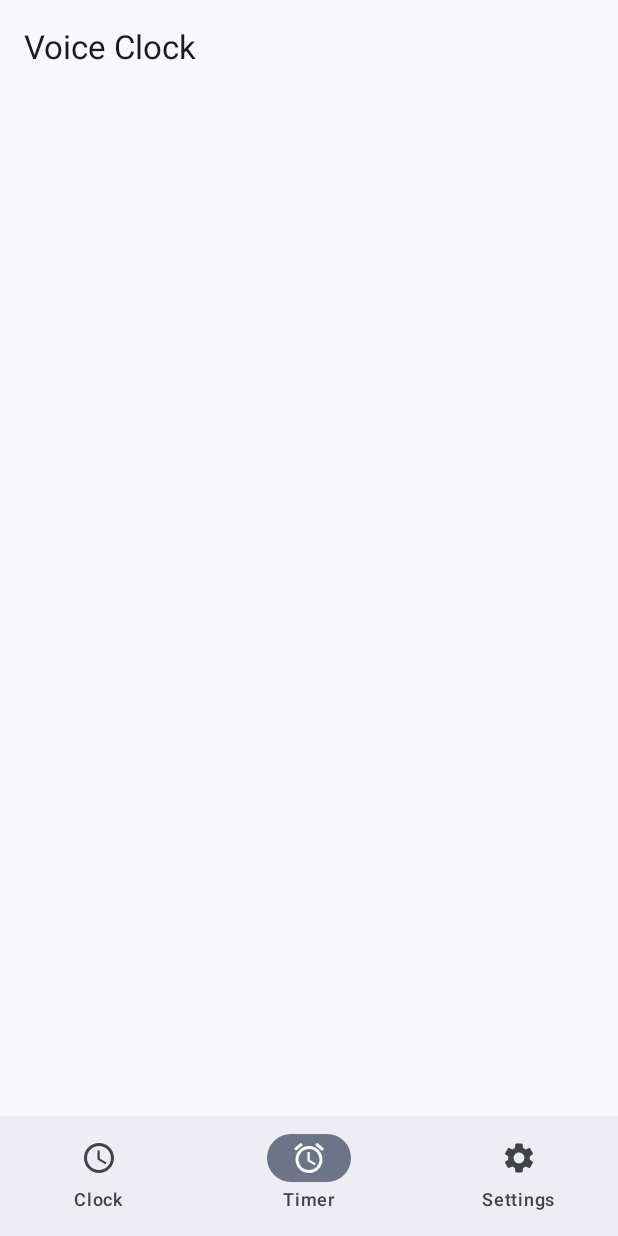
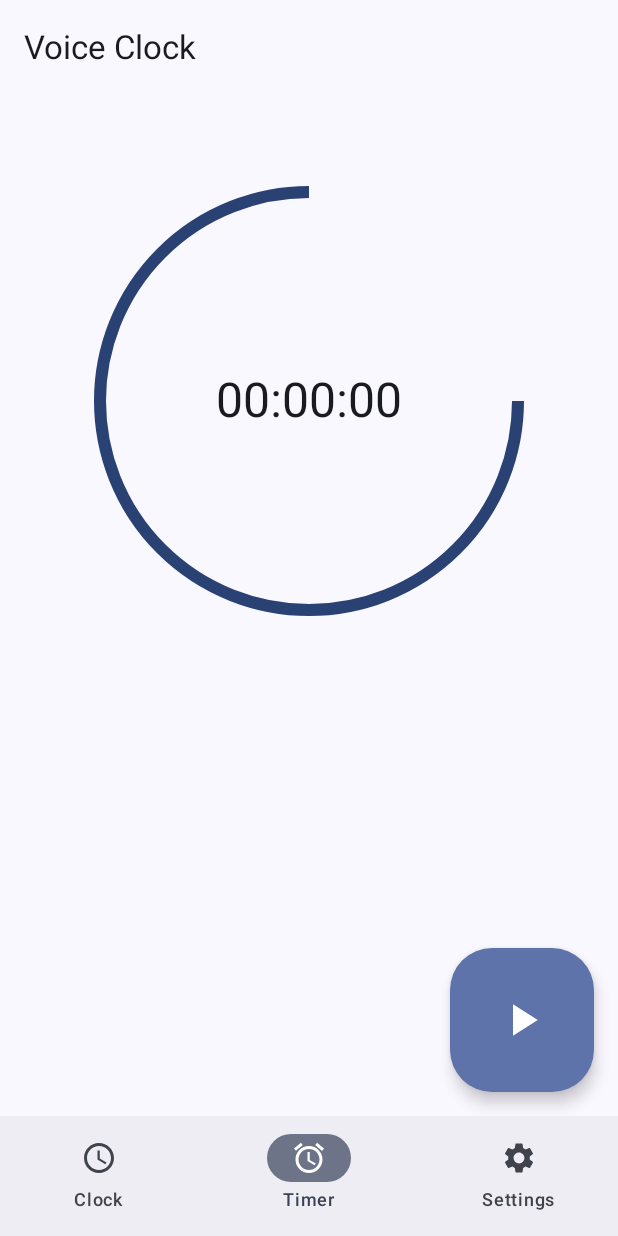
Before and after one commit to CORDEA/VoiceClock, an Android app built with Jetpack Compose: the screen it shows after launch (MainActivity), item 2 of the bottom bar chosen, on a phone screen of 412 x 824 dp. Run offline under Robolectric (Android 15) with nearby library versions, the phone set to English and light mode, and no system bars; our stand-ins replace Dagger/Hilt's generated code.

Commit message:
update the layout

```diff
--- a/app/src/main/java/jp/cordea/voiceclock/ui/timer/Timer.kt
+++ b/app/src/main/java/jp/cordea/voiceclock/ui/timer/Timer.kt
@@ -1,7 +1,77 @@
 package jp.cordea.voiceclock.ui.timer
 
+import androidx.compose.foundation.Canvas
+import androidx.compose.foundation.layout.Box
+import androidx.compose.foundation.layout.Column
+import androidx.compose.foundation.layout.Spacer
+import androidx.compose.foundation.layout.aspectRatio
+import androidx.compose.foundation.layout.fillMaxWidth
+import androidx.compose.foundation.layout.height
+import androidx.compose.foundation.layout.padding
+import androidx.compose.foundation.layout.size
+import androidx.compose.material.icons.Icons
+import androidx.compose.material.icons.filled.PlayArrow
+import androidx.compose.material3.FloatingActionButtonDefaults
+import androidx.compose.material3.Icon
+import androidx.compose.material3.LargeFloatingActionButton
+import androidx.compose.material3.MaterialTheme
+import androidx.compose.material3.Scaffold
+import androidx.compose.material3.Text
 import androidx.compose.runtime.Composable
+import androidx.compose.ui.Alignment
+import androidx.compose.ui.Modifier
+import androidx.compose.ui.graphics.drawscope.Stroke
+import androidx.compose.ui.unit.dp
 
 @Composable
 fun Timer() {
+    Scaffold(
+        floatingActionButton = {
+            LargeFloatingActionButton(onClick = {}) {
+                Icon(
+                    imageVector = Icons.Default.PlayArrow,
+                    contentDescription = "Play",
+                    modifier = Modifier.size(FloatingActionButtonDefaults.LargeIconSize)
+                )
+            }
+        }
+    ) { innerPadding ->
+        Column(
+            modifier = Modifier.padding(innerPadding),
+            horizontalAlignment = Alignment.CenterHorizontally
+        ) {
+            Spacer(modifier = Modifier.height(32.dp))
+            Progress()
+        }
+    }
 }
+
+@Composable
+private fun Progress() {
+    val color = MaterialTheme.colorScheme.primary
+    Box(
+        contentAlignment = Alignment.Center,
+        modifier = Modifier
+            .fillMaxWidth()
+            .padding(32.dp)
+    ) {
+        Canvas(
+            modifier = Modifier
+                .fillMaxWidth(0.8f)
+                .aspectRatio(1f)
+        ) {
+            drawArc(
+                color = color,
+                startAngle = 0f,
+                sweepAngle = 270f,
+                useCenter = false,
+                style = Stroke(width = 8.dp.toPx())
+            )
+        }
+        Text(
+            text = "00:00:00",
+            style = MaterialTheme.typography.headlineLarge,
+            fontSize = MaterialTheme.typography.headlineLarge.fontSize
+        )
+    }
+}
```
